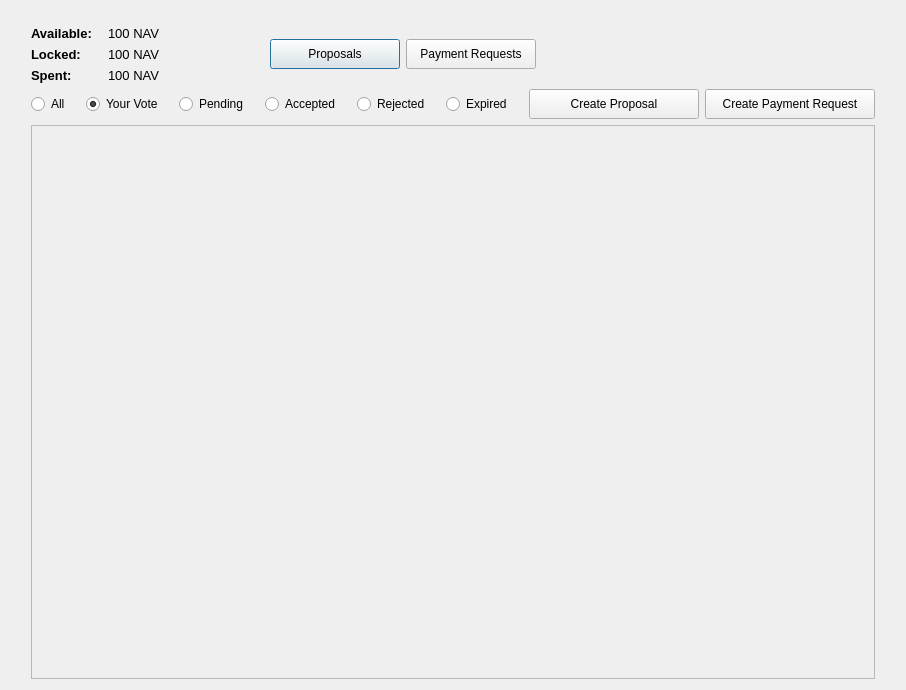
The window that src/qt/forms/communityfundpage.ui (navcoin/navcoin-core) describes before a commit, drawn with Qt 5.
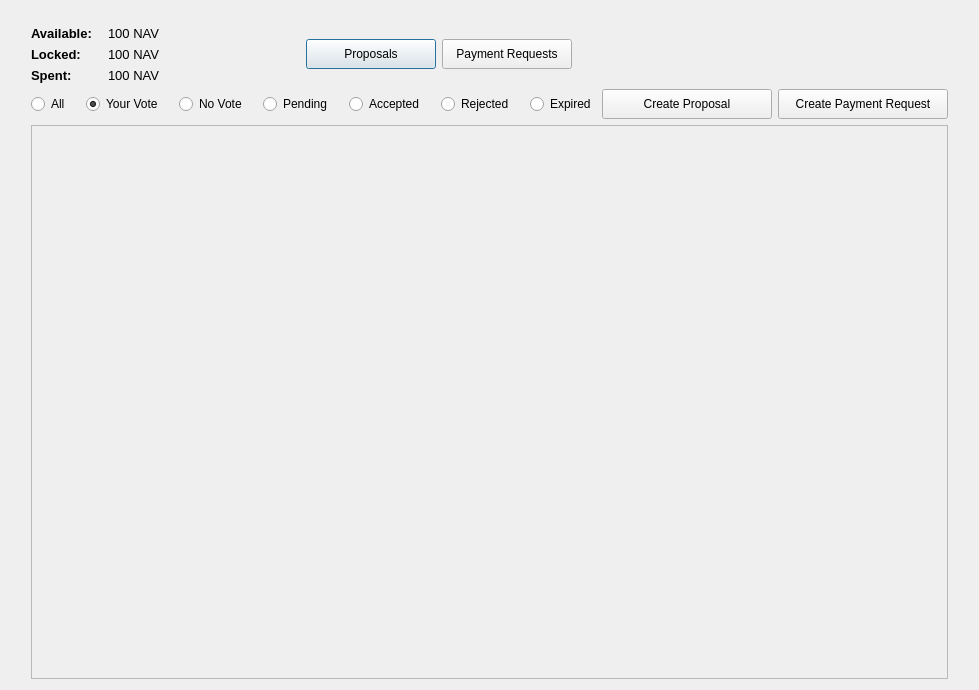
The same window after the commit.

Commit message: Implementation of No Vote filter, default when directed to cfund tab

```diff
--- a/src/qt/forms/communityfundpage.ui
+++ b/src/qt/forms/communityfundpage.ui
@@ -6,7 +6,7 @@
    <rect>
     <x>0</x>
     <y>0</y>
-    <width>906</width>
+    <width>979</width>
     <height>690</height>
    </rect>
   </property>
@@ -371,6 +371,41 @@
            </property>
           </spacer>
          </item>
+         <item>
+          <widget class="QRadioButton" name="radioButtonNoVote">
+           <property name="maximumSize">
+            <size>
+             <width>16777215</width>
+             <height>20</height>
+            </size>
+           </property>
+           <property name="text">
+            <string>No Vote</string>
+           </property>
+           <property name="iconSize">
+            <size>
+             <width>25</width>
+             <height>25</height>
+            </size>
+           </property>
+          </widget>
+         </item>
+         <item>
+          <spacer name="horizontalSpacer_14">
+           <property name="orientation">
+            <enum>Qt::Horizontal</enum>
+           </property>
+           <property name="sizeType">
+            <enum>QSizePolicy::Fixed</enum>
+           </property>
+           <property name="sizeHint" stdset="0">
+            <size>
+             <width>10</width>
+             <height>20</height>
+            </size>
+           </property>
+          </spacer>
+         </item>
          <item>
           <widget class="QRadioButton" name="radioButtonPending">
            <property name="maximumSize">
@@ -562,7 +597,7 @@
            <rect>
             <x>0</x>
             <y>0</y>
-            <width>830</width>
+            <width>903</width>
             <height>534</height>
            </rect>
           </property>
```
Left out of the diff: 2 changed lines with no effect on the pictures. The commit also changes 2 other files.
